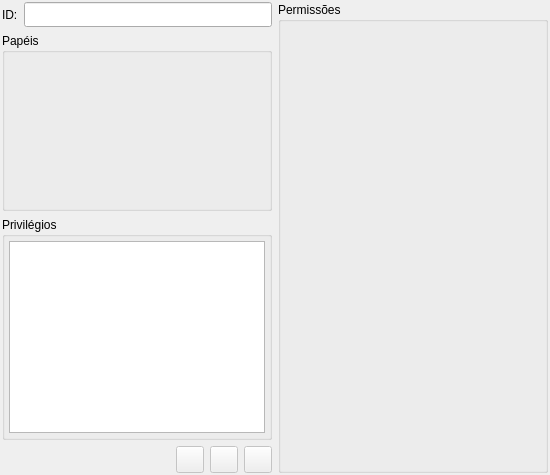
The window that libpgmodeler_ui/ui/permissaowidget.ui (pgmodeler/pgmodeler) describes before a commit, drawn with Qt 5.
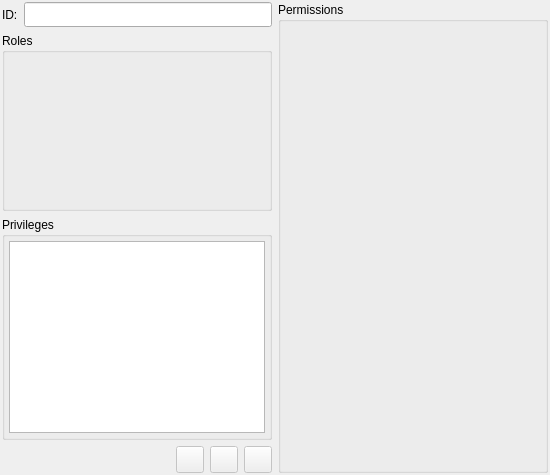
The same window after the commit. Icons and pictures are not drawn.

The edit to the form file:
```diff
--- a/libpgmodeler_ui/ui/permissaowidget.ui
+++ b/libpgmodeler_ui/ui/permissaowidget.ui
@@ -88,7 +88,7 @@
       </size>
      </property>
      <property name="title">
-      <string>Permissões</string>
+      <string>Permissions</string>
      </property>
     </widget>
    </item>
@@ -113,7 +113,7 @@
       </size>
      </property>
      <property name="title">
-      <string>Papéis</string>
+      <string>Roles</string>
      </property>
     </widget>
    </item>
@@ -138,7 +138,7 @@
       </size>
      </property>
      <property name="title">
-      <string>Privilégios</string>
+      <string>Privileges</string>
      </property>
      <layout class="QGridLayout" name="gridLayout">
       <property name="margin">
```
Left out of the diff: 6 changed lines with no effect on the pictures.
